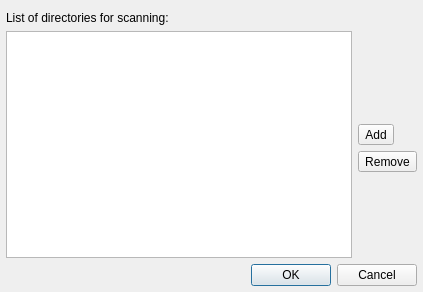
The window that src/plugins/General/library/settingsdialog.ui (ksv1986/qmmp-staging) describes before a commit, drawn with Qt 5.
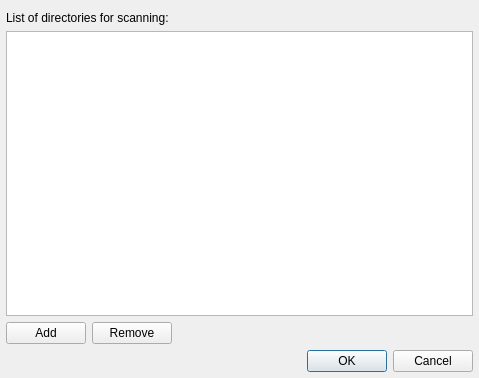
The same window after the commit. Icons and pictures are not drawn.

Commit message: library: changed settingsdialog layout

Patch:
```diff
--- a/src/plugins/General/library/settingsdialog.ui
+++ b/src/plugins/General/library/settingsdialog.ui
@@ -6,8 +6,8 @@
    <rect>
     <x>0</x>
     <y>0</y>
-    <width>423</width>
-    <height>292</height>
+    <width>479</width>
+    <height>378</height>
    </rect>
   </property>
   <property name="windowTitle">
@@ -23,48 +23,18 @@
    <property name="bottomMargin">
     <number>6</number>
    </property>
-   <item row="3" column="1">
-    <widget class="QToolButton" name="removeDirButton">
+   <item row="0" column="0" colspan="3">
+    <widget class="QLabel" name="label">
      <property name="text">
-      <string>Remove</string>
-     </property>
-     <property name="icon">
-      <iconset theme="list-remove">
-       <normaloff>.</normaloff>.</iconset>
+      <string>List of directories for scanning:</string>
      </property>
     </widget>
    </item>
-   <item row="4" column="1">
-    <spacer name="verticalSpacer_2">
-     <property name="orientation">
-      <enum>Qt::Vertical</enum>
-     </property>
-     <property name="sizeHint" stdset="0">
-      <size>
-       <width>20</width>
-       <height>68</height>
-      </size>
-     </property>
-    </spacer>
-   </item>
-   <item row="1" column="1">
-    <spacer name="verticalSpacer">
-     <property name="orientation">
-      <enum>Qt::Vertical</enum>
-     </property>
-     <property name="sizeHint" stdset="0">
-      <size>
-       <width>20</width>
-       <height>68</height>
-      </size>
-     </property>
-    </spacer>
-   </item>
-   <item row="1" column="0" rowspan="4">
+   <item row="1" column="0" colspan="3">
     <widget class="QListWidget" name="dirsListWidget"/>
    </item>
-   <item row="2" column="1">
-    <widget class="QToolButton" name="addDirButton">
+   <item row="2" column="0">
+    <widget class="QPushButton" name="addDirButton">
      <property name="text">
       <string>Add</string>
      </property>
@@ -74,7 +44,31 @@
      </property>
     </widget>
    </item>
-   <item row="5" column="0" colspan="2">
+   <item row="2" column="1">
+    <widget class="QPushButton" name="removeDirButton">
+     <property name="text">
+      <string>Remove</string>
+     </property>
+     <property name="icon">
+      <iconset theme="list-remove">
+       <normaloff>.</normaloff>.</iconset>
+     </property>
+    </widget>
+   </item>
+   <item row="2" column="2">
+    <spacer name="horizontalSpacer">
+     <property name="orientation">
+      <enum>Qt::Horizontal</enum>
+     </property>
+     <property name="sizeHint" stdset="0">
+      <size>
+       <width>267</width>
+       <height>20</height>
+      </size>
+     </property>
+    </spacer>
+   </item>
+   <item row="3" column="0" colspan="3">
     <widget class="QDialogButtonBox" name="buttonBox">
      <property name="orientation">
       <enum>Qt::Horizontal</enum>
@@ -84,13 +78,6 @@
      </property>
     </widget>
    </item>
-   <item row="0" column="0">
-    <widget class="QLabel" name="label">
-     <property name="text">
-      <string>List of directories for scanning:</string>
-     </property>
-    </widget>
-   </item>
   </layout>
  </widget>
  <resources/>
```
